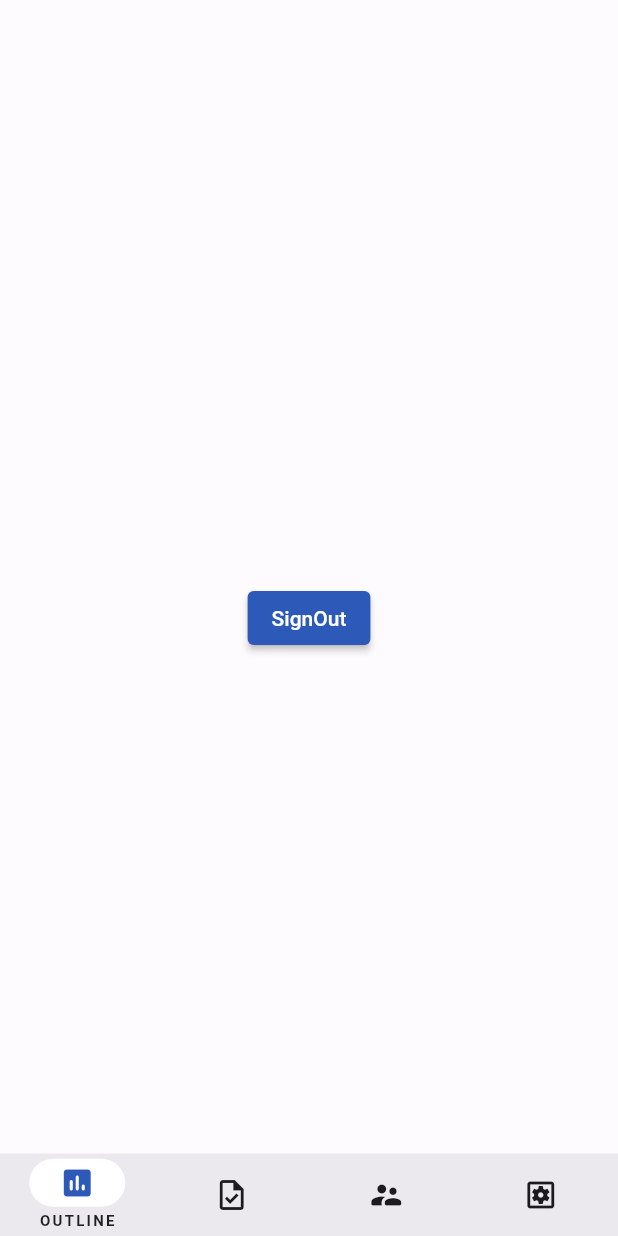
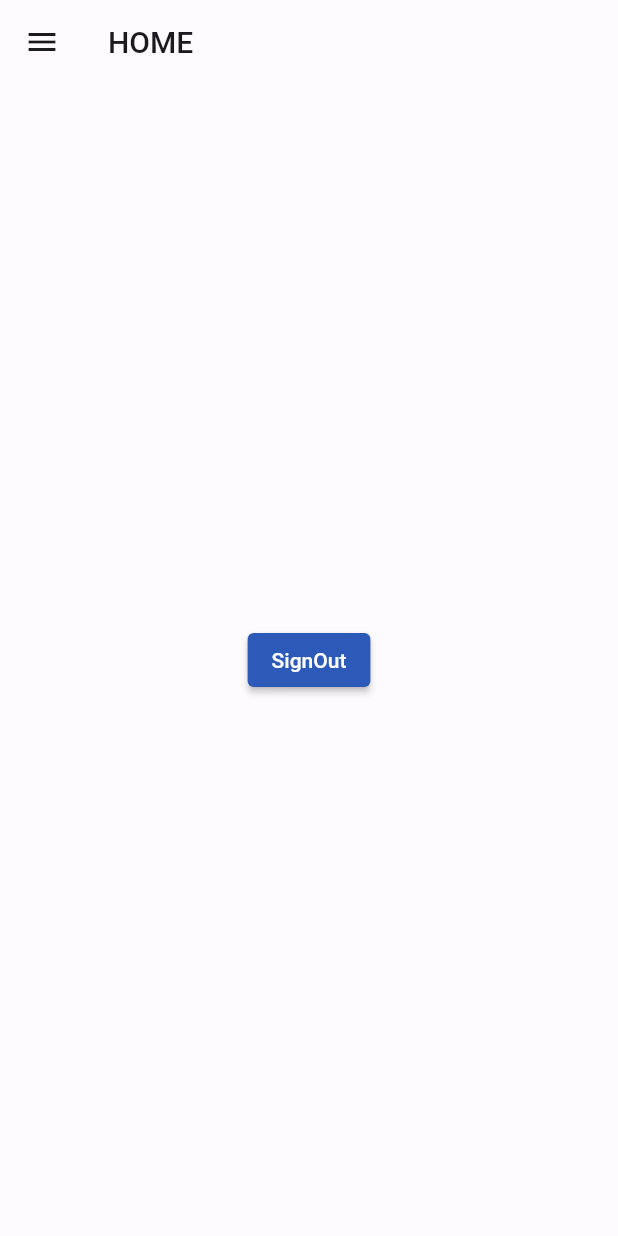
Before and after one commit to rjxwjfl/flutter_project, a Flutter app: the screen it shows after launch, on a phone screen of 412 x 824 dp. Run offline on Flutter 3.47's test engine with Material 2 defaults, Android fonts, the phone set to English and light mode, and no system bars; our stand-ins replace cloud_firestore, firebase_auth, firebase_core, flutter_riverpod, google_sign_in, shared_preferences and 2 more; accounts and stored records are empty.

```diff
--- a/lib/navi_home.dart
+++ b/lib/navi_home.dart
@@ -31,53 +31,62 @@ class NaviHome extends ConsumerWidget {
         }
       },
       child: Scaffold(
+        appBar: AppBar(
+          title: Text(ref.watch(routeProv).title),
+          elevation: 0.0,
+          backgroundColor: scheme.background,
+          foregroundColor: scheme.onBackground,
+        ),
+        drawer: Drawer(
+          child: ListView(
+            children: [
+              Container(),
+              const Divider(),
+              Column(
+                children: [
+                  ListTile(
+                    leading: const Icon(Icons.home_outlined),
+                    title: const Text("HOME"),
+                    onTap: (){
+                      ref.watch(routeProv).pageRouteNavigator(0);
+                      Navigator.pop(context);
+                    },
+                  ),
+                  ListTile(
+                    leading: const Icon(Icons.task_outlined),
+                    title: const Text("PERSONAL TASK"),
+                    onTap: (){
+                      ref.watch(routeProv).pageRouteNavigator(1);
+                      Navigator.pop(context);
+                    },
+                  ),
+                  ListTile(
+                    leading: const Icon(Icons.supervisor_account_outlined),
+                    title: const Text("DO WITH"),
+                    onTap: (){
+                      ref.watch(routeProv).pageRouteNavigator(2);
+                      Navigator.pop(context);
+                    },
+                  ),
+                  ListTile(
+                    leading: const Icon(Icons.settings_outlined),
+                    title: const Text("SETTINGS"),
+                    onTap: (){
+                      ref.watch(routeProv).pageRouteNavigator(3);
+                      Navigator.pop(context);
+                    },
+                  ),
+                ],
+              ),
+            ],
+          ),
+        ),
         body: PageView(
           controller: ref.watch(routeProv).pageController,
           physics: const NeverScrollableScrollPhysics(),
           children: ref.watch(routeProv).routes,
         ),
         extendBody: true,
-        bottomNavigationBar: NavigationBarTheme(
-          data: NavigationBarThemeData(
-            indicatorColor: scheme.onPrimary,
-            labelTextStyle: MaterialStateProperty.all(
-              const TextStyle(
-                  fontSize: 10,
-                  fontWeight: FontWeight.bold,
-                  letterSpacing: 1.5),
-            ),
-          ),
-          child: NavigationBar(
-            animationDuration: const Duration(milliseconds: 500),
-            labelBehavior: NavigationDestinationLabelBehavior.onlyShowSelected,
-            selectedIndex: ref.watch(routeProv).selectedIndex,
-            height: 55,
-            onDestinationSelected: (index) {
-              ref.watch(routeProv).pageRouteNavigator(index);
-            },
-            destinations: [
-              NavigationDestination(
-                  selectedIcon:
-                      Icon(Icons.assessment_rounded, color: scheme.primary),
-                  icon: const Icon(Icons.assessment_outlined),
-                  label: 'OUTLINE'),
-              NavigationDestination(
-                  selectedIcon: Icon(Icons.task_sharp, color: scheme.primary),
-                  icon: const Icon(Icons.task_outlined),
-                  label: 'TODO'),
-              NavigationDestination(
-                  selectedIcon: Icon(Icons.supervisor_account_outlined,
-                      color: scheme.primary),
-                  icon: const Icon(Icons.supervisor_account_rounded),
-                  label: 'DO WITH'),
-              NavigationDestination(
-                  selectedIcon:
-                      Icon(Icons.settings_applications, color: scheme.primary),
-                  icon: const Icon(Icons.settings_applications_outlined),
-                  label: 'SETTINGS'),
-            ],
-          ),
-        ),
       ),
     );
   }
```
Also changed, not shown: lib/firebase/firestore_stream_controller.dart (+10 -71 lines), lib/utils/riverpod/page_route_provider.dart (+21 -3 lines), lib/view/dowith/dowith_main.dart (+5 -22 lines), lib/view/dowith/model/list_overview.dart (added, +50 -0 lines), lib/view/dowith/project/project_home.dart (added, +15 -0 lines), lib/view/settings/settings_main.dart (+3 -10 lines), lib/view/todo/todo_main.dart (+3 -13 lines), 1 other file.
